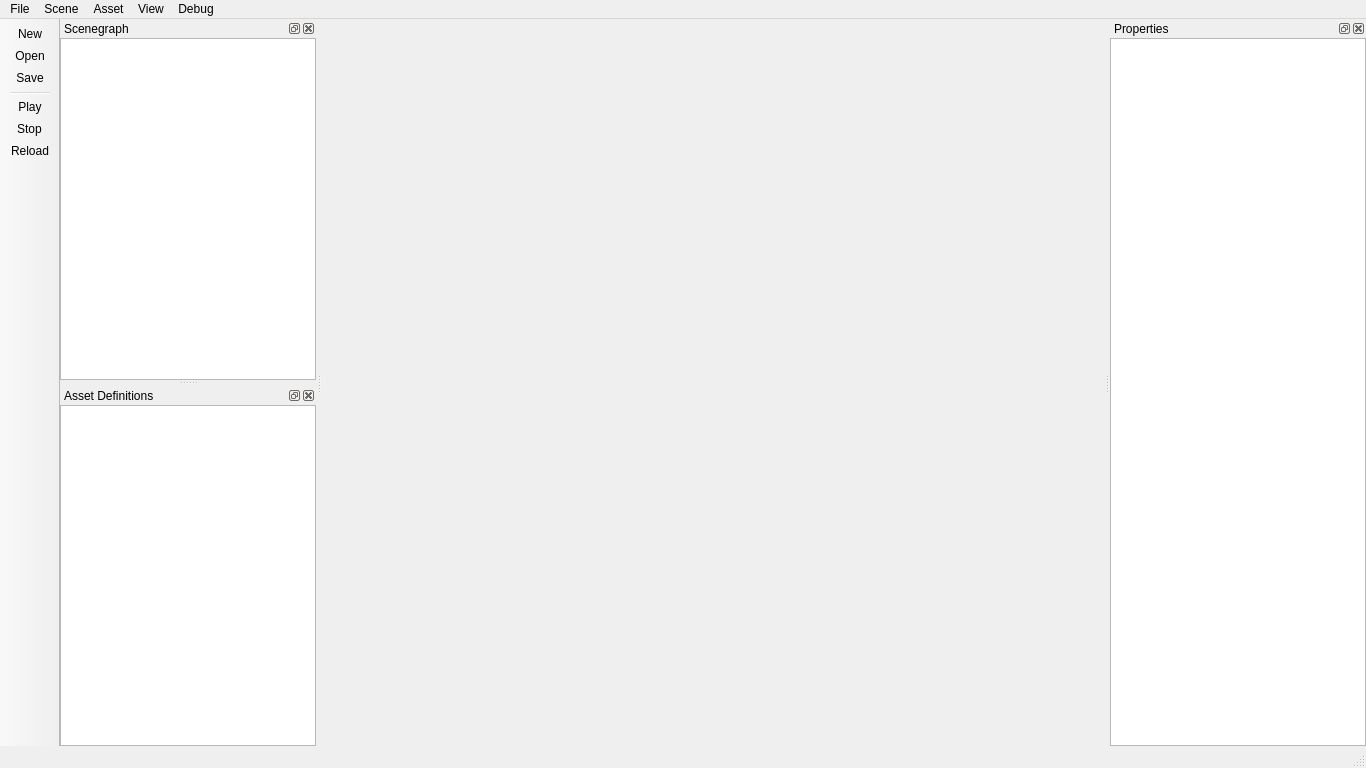
Qt form DreamToolQt/View/MainWindow.ui (BashEdThomps/dream-engine) before a commit.
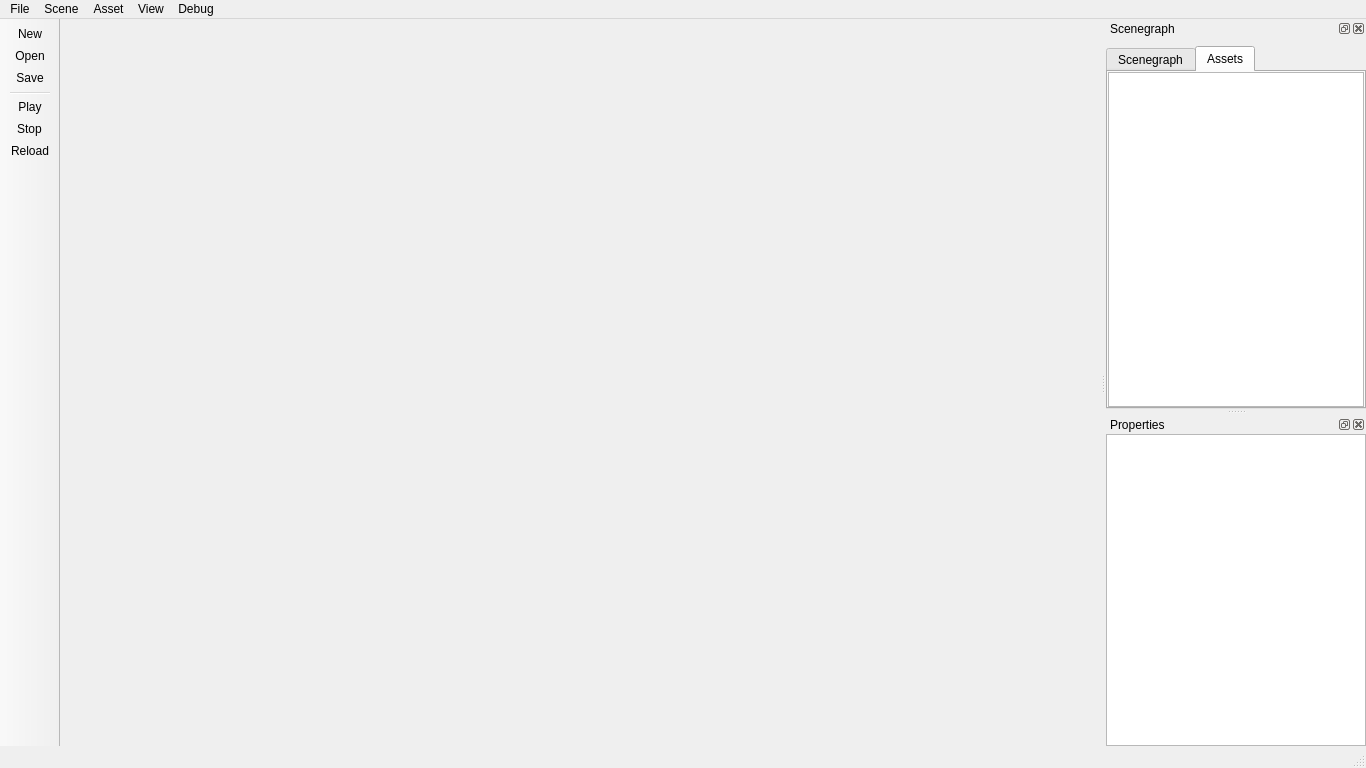
The same form after that commit. The open tabs and pages were chosen to show the change. Icons and pictures are not drawn.

The edit to the form file:
```diff
--- a/DreamToolQt/View/MainWindow.ui
+++ b/DreamToolQt/View/MainWindow.ui
@@ -5,6 +5,9 @@
   <property name="windowModality">
    <enum>Qt::NonModal</enum>
   </property>
+  <property name="enabled">
+   <bool>true</bool>
+  </property>
   <property name="geometry">
    <rect>
     <x>0</x>
@@ -146,7 +149,7 @@
     <string>Scenegraph</string>
    </property>
    <attribute name="dockWidgetArea">
-    <number>1</number>
+    <number>2</number>
    </attribute>
    <widget class="QWidget" name="projectDockContents">
     <layout class="QVBoxLayout" name="verticalLayout">
@@ -157,7 +160,7 @@
       <number>0</number>
      </property>
      <property name="topMargin">
-      <number>0</number>
+      <number>8</number>
      </property>
      <property name="rightMargin">
       <number>0</number>
@@ -170,6 +173,34 @@
        <property name="spacing">
         <number>0</number>
        </property>
+       <property name="topMargin">
+        <number>0</number>
+       </property>
+       <item>
+        <widget class="QTabWidget" name="tabWidget">
+         <property name="currentIndex">
+          <number>0</number>
+         </property>
+         <widget class="QWidget" name="tab">
+          <attribute name="title">
+           <string>Scenegraph</string>
+          </attribute>
+          <layout class="QVBoxLayout" name="verticalLayout_5">
+           <property name="spacing">
+            <number>0</number>
+           </property>
+           <property name="leftMargin">
+            <number>0</number>
+           </property>
+           <property name="topMargin">
+            <number>0</number>
+           </property>
+           <property name="rightMargin">
+            <number>0</number>
+           </property>
+           <property name="bottomMargin">
+            <number>0</number>
+           </property>
        <item>
         <widget class="QTreeView" name="scenegraphTreeView">
          <property name="frameShadow">
@@ -211,6 +242,60 @@
         </widget>
        </item>
       </layout>
+         </widget>
+         <widget class="QWidget" name="tab_2">
+          <attribute name="title">
+           <string>Assets</string>
+          </attribute>
+          <layout class="QVBoxLayout" name="verticalLayout_4">
+           <property name="spacing">
+            <number>0</number>
+           </property>
+           <property name="leftMargin">
+            <number>0</number>
+           </property>
+           <property name="topMargin">
+            <number>0</number>
+           </property>
+           <property name="rightMargin">
+            <number>0</number>
+           </property>
+           <property name="bottomMargin">
+            <number>0</number>
+           </property>
+           <item>
+            <widget class="QTreeView" name="assetDefinitionTreeView">
+             <property name="alternatingRowColors">
+              <bool>true</bool>
+             </property>
+             <property name="autoExpandDelay">
+              <number>0</number>
+             </property>
+             <property name="indentation">
+              <number>15</number>
+             </property>
+             <property name="uniformRowHeights">
+              <bool>true</bool>
+             </property>
+             <property name="animated">
+              <bool>false</bool>
+             </property>
+             <property name="wordWrap">
+              <bool>true</bool>
+             </property>
+             <property name="headerHidden">
+              <bool>true</bool>
+             </property>
+             <property name="expandsOnDoubleClick">
+              <bool>false</bool>
+             </property>
+            </widget>
+           </item>
+          </layout>
+         </widget>
+        </widget>
+       </item>
+      </layout>
      </item>
     </layout>
    </widget>
@@ -337,68 +422,6 @@
     </layout>
    </widget>
   </widget>
-  <widget class="QDockWidget" name="assetDefinitionDockWidget">
-   <property name="windowTitle">
-    <string>Asset Definitions</string>
-   </property>
-   <attribute name="dockWidgetArea">
-    <number>1</number>
-   </attribute>
-   <widget class="QWidget" name="dockWidgetContents">
-    <layout class="QVBoxLayout" name="verticalLayout_3">
-     <property name="spacing">
-      <number>0</number>
-     </property>
-     <property name="leftMargin">
-      <number>0</number>
-     </property>
-     <property name="topMargin">
-      <number>0</number>
-     </property>
-     <property name="rightMargin">
-      <number>0</number>
-     </property>
-     <property name="bottomMargin">
-      <number>0</number>
-     </property>
-     <item>
-      <layout class="QVBoxLayout" name="assetDefinitionTreeViewLayout">
-       <property name="spacing">
-        <number>0</number>
-       </property>
-       <item>
-        <widget class="QTreeView" name="assetDefinitionTreeView">
-         <property name="alternatingRowColors">
-          <bool>true</bool>
-         </property>
-         <property name="autoExpandDelay">
-          <number>0</number>
-         </property>
-         <property name="indentation">
-          <number>15</number>
-         </property>
-         <property name="uniformRowHeights">
-          <bool>true</bool>
-         </property>
-         <property name="animated">
-          <bool>false</bool>
-         </property>
-         <property name="wordWrap">
-          <bool>true</bool>
-         </property>
-         <property name="headerHidden">
-          <bool>true</bool>
-         </property>
-         <property name="expandsOnDoubleClick">
-          <bool>false</bool>
-         </property>
-        </widget>
-       </item>
-      </layout>
-     </item>
-    </layout>
-   </widget>
-  </widget>
   <widget class="QToolBar" name="toolBar">
    <property name="sizePolicy">
     <sizepolicy hsizetype="Minimum" vsizetype="Expanding">
```
Left out of the diff: 26 changed lines with no effect on the pictures. Lines whose indentation alone changed are shown as unchanged.
